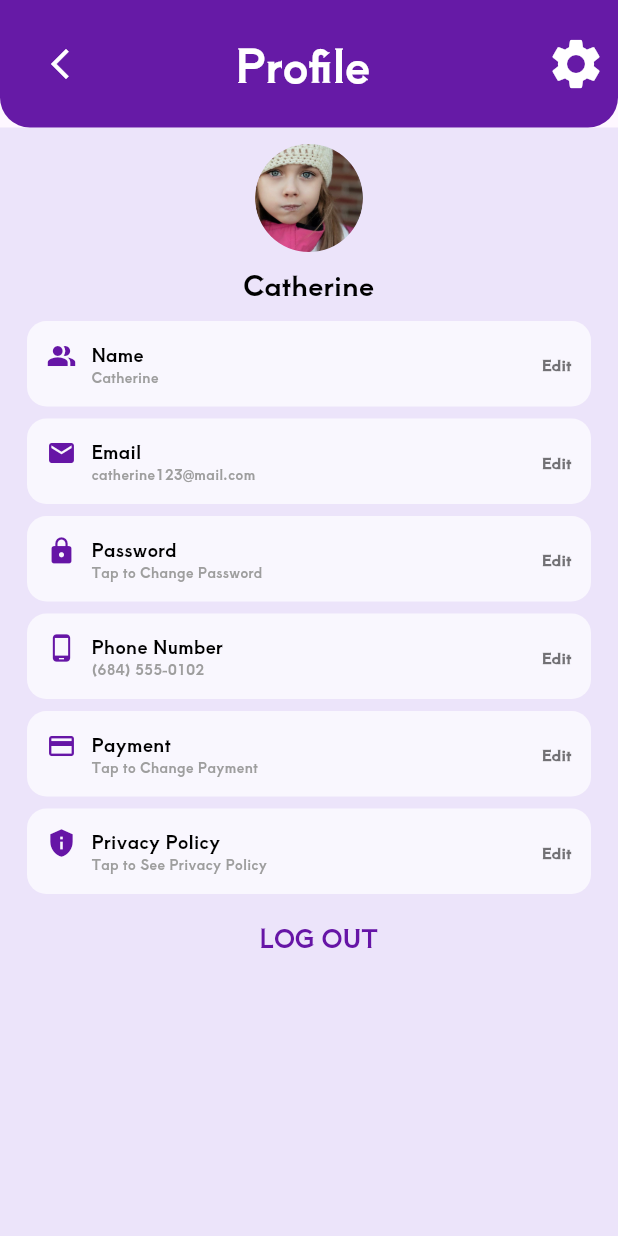
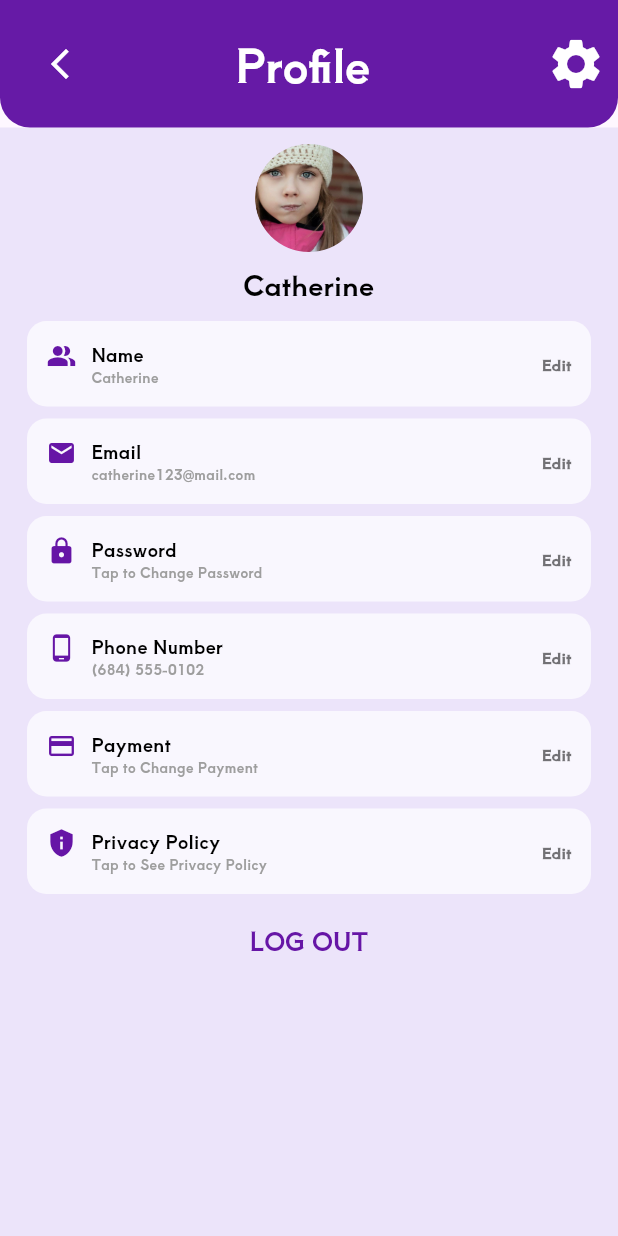
Before and after one commit to yanqi325/Lily-Doll, a Flutter app: the ProfilePage screen opened by its route, after a tap on "LOG OUT", on a phone screen of 412 x 824 dp. Run offline on Flutter 3.47's test engine with Material 3 defaults, Android fonts, the phone set to English and light mode, and no system bars; our stand-ins replace audioplayers, cloud_firestore, easy_search_bar, file_picker, firebase_auth, firebase_core and 6 more; missing offline and left inert: circular_chart_flutter, flutter_pin_code_fields; accounts and stored records are empty.

Commit message:
Update UI 2.0:
1. changed LOG OUT position in profile_page.dart

```diff
--- a/lib/screens/profile_page.dart
+++ b/lib/screens/profile_page.dart
@@ -47,14 +47,16 @@ class _ProfilePageScreenState extends State<ProfilePage> {
                 Cardboard(label: 'Payment', labelContent: 'Tap to Change Payment', icon: Icons.credit_card,),
                 SizedBox(height: 8,),
                 Cardboard(label: 'Privacy Policy', labelContent: 'Tap to See Privacy Policy', icon: Icons.privacy_tip,),
-                InkWell(
-                  onTap: (){
-                    print('Log out');
-                  },
+                Center(
                   child: Padding(
-                    padding: const EdgeInsets.only(top:18,left: 155,right: 18),
-                    child: Text('LOG OUT',
-                      style: signUpButtonTextStyle.copyWith(color: purple4, fontSize: 16, fontWeight: FontWeight.normal),
+                    padding: const EdgeInsets.only(top: 20.0),
+                    child: InkWell(
+                      onTap: (){
+                        print('Log out');
+                      },
+                      child: Text('LOG OUT',
+                        style: signUpButtonTextStyle.copyWith(color: purple4, fontSize: 16, fontWeight: FontWeight.normal),
+                      ),
                     ),
                   ),
                 ),
```
